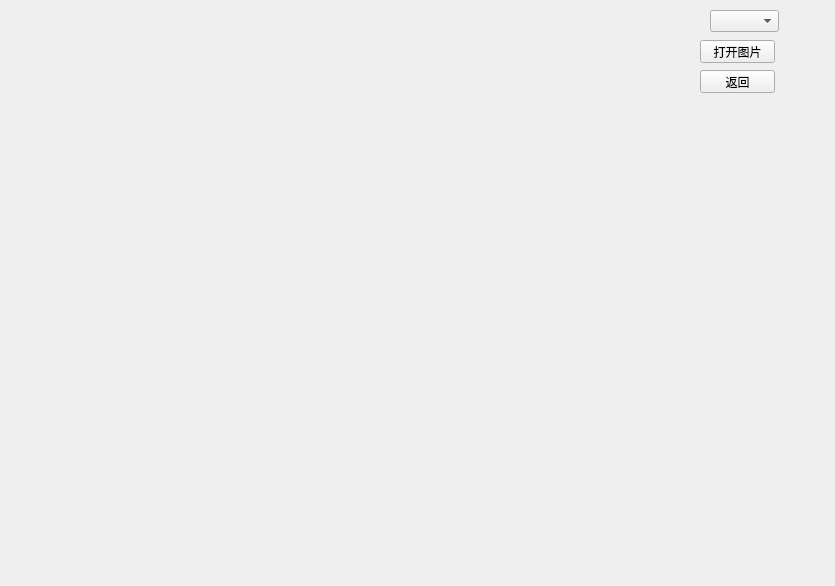
Wangyabin-sss/OpencvUsefulTool, file histogram/histogramtool.ui: the form before one commit.
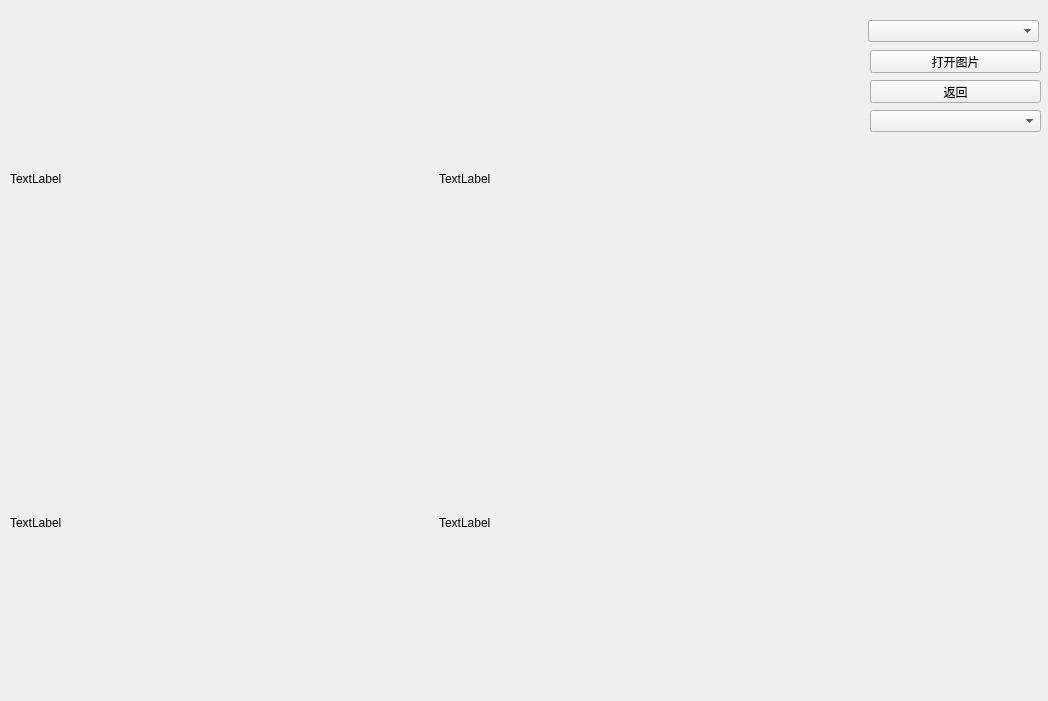
The form after the commit.

Diff of the .ui file:
```diff
--- a/histogram/histogramtool.ui
+++ b/histogram/histogramtool.ui
@@ -6,8 +6,8 @@
    <rect>
     <x>0</x>
     <y>0</y>
-    <width>835</width>
-    <height>586</height>
+    <width>1048</width>
+    <height>701</height>
    </rect>
   </property>
   <property name="windowTitle">
@@ -16,9 +16,9 @@
   <widget class="QPushButton" name="pushButton">
    <property name="geometry">
     <rect>
-     <x>700</x>
-     <y>70</y>
-     <width>75</width>
+     <x>870</x>
+     <y>80</y>
+     <width>171</width>
      <height>23</height>
     </rect>
    </property>
@@ -29,9 +29,9 @@
   <widget class="QPushButton" name="pushButton_2">
    <property name="geometry">
     <rect>
-     <x>700</x>
-     <y>40</y>
-     <width>75</width>
+     <x>870</x>
+     <y>50</y>
+     <width>171</width>
      <height>23</height>
     </rect>
    </property>
@@ -42,12 +42,62 @@
   <widget class="QComboBox" name="comboBox">
    <property name="geometry">
     <rect>
-     <x>710</x>
+     <x>868</x>
+     <y>20</y>
+     <width>171</width>
+     <height>22</height>
+    </rect>
+   </property>
+  </widget>
+  <widget class="QComboBox" name="comboBox_2">
+   <property name="geometry">
+    <rect>
+     <x>870</x>
+     <y>110</y>
+     <width>171</width>
+     <height>22</height>
+    </rect>
+   </property>
+  </widget>
+  <widget class="QWidget" name="">
+   <property name="geometry">
+    <rect>
+     <x>10</x>
      <y>10</y>
-     <width>69</width>
-     <height>22</height>
+     <width>851</width>
+     <height>681</height>
     </rect>
    </property>
+   <layout class="QGridLayout" name="gridLayout">
+    <item row="0" column="0">
+     <widget class="QLabel" name="label_1">
+      <property name="text">
+       <string>TextLabel</string>
+      </property>
+     </widget>
+    </item>
+    <item row="0" column="1">
+     <widget class="QLabel" name="label_2">
+      <property name="text">
+       <string>TextLabel</string>
+      </property>
+     </widget>
+    </item>
+    <item row="1" column="0">
+     <widget class="QLabel" name="label_3">
+      <property name="text">
+       <string>TextLabel</string>
+      </property>
+     </widget>
+    </item>
+    <item row="1" column="1">
+     <widget class="QLabel" name="label_4">
+      <property name="text">
+       <string>TextLabel</string>
+      </property>
+     </widget>
+    </item>
+   </layout>
   </widget>
  </widget>
  <resources/>
```
